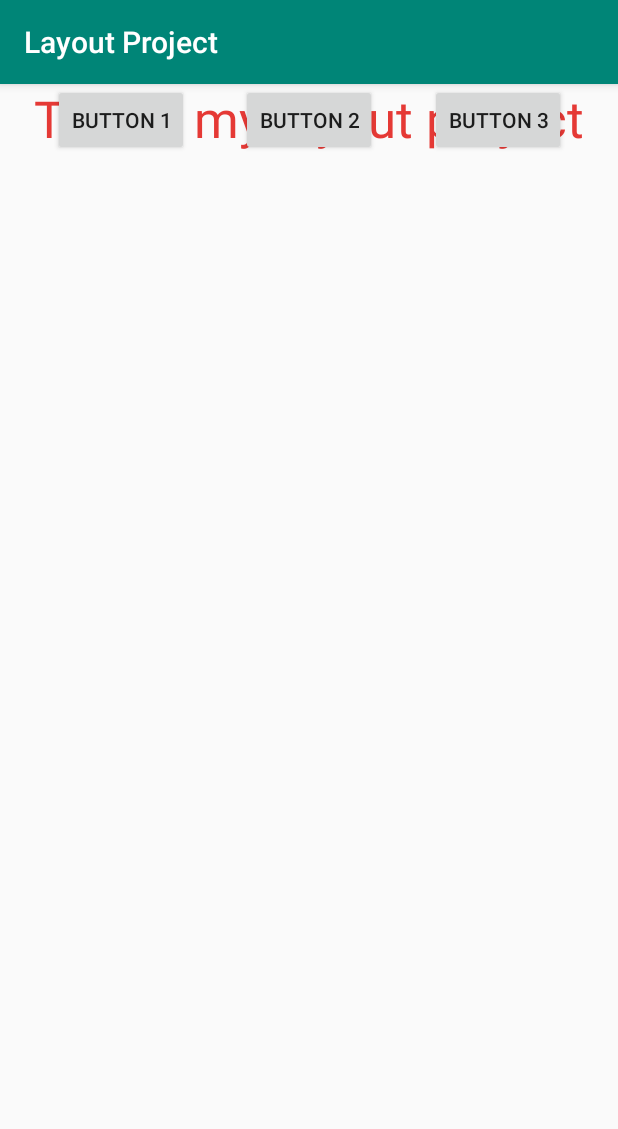
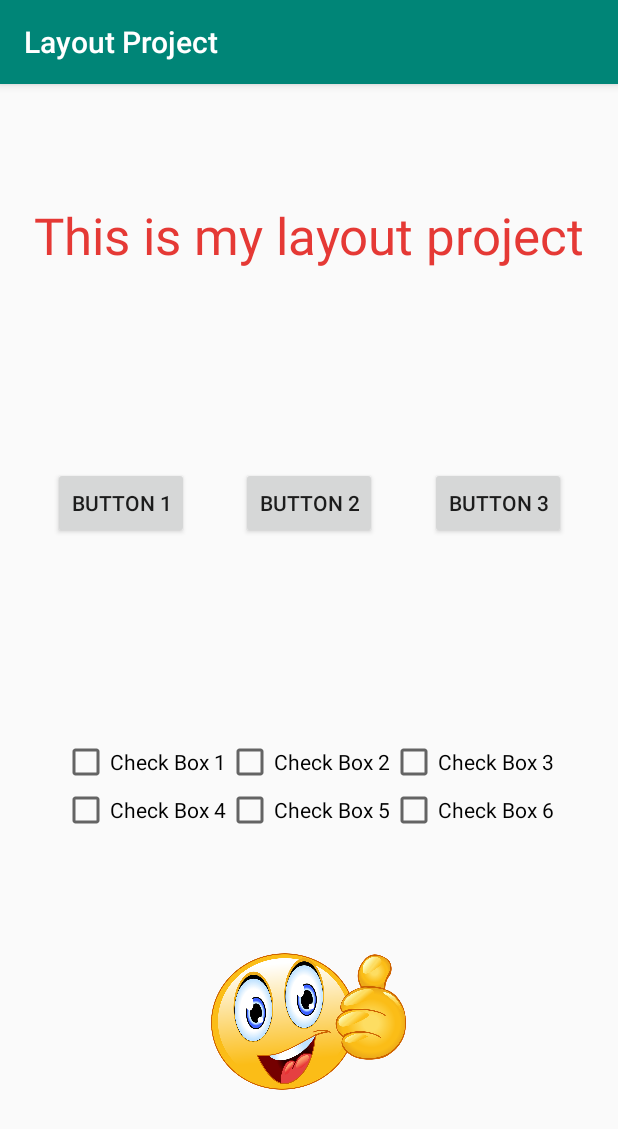
Before and after one commit to robhewison/android-programming-class, an Android app: the screen it shows after launch (MainActivity), on a phone screen of 412 x 824 dp. Shown: the top 1129 px of the screen. Run offline under Robolectric (Android 15) with nearby library versions, the phone set to English and light mode, and no system bars.

Commit message:
completed layout project

```diff
--- a/layout-project/app/src/main/res/layout/activity_main.xml
+++ b/layout-project/app/src/main/res/layout/activity_main.xml
@@ -13,37 +13,113 @@
         android:text="@string/titleTxt"
         android:textColor="#E53935"
         android:textSize="34sp"
+        app:layout_constraintBottom_toTopOf="@+id/tableLayout"
         app:layout_constraintEnd_toEndOf="parent"
         app:layout_constraintStart_toStartOf="parent"
-        tools:layout_editor_absoluteY="151dp" />
+        app:layout_constraintTop_toTopOf="parent"
+        app:layout_constraintVertical_bias="0.19999999" />
 
     <Button
         android:id="@+id/button1"
         android:layout_width="wrap_content"
         android:layout_height="wrap_content"
         android:text="@string/btn1"
+        app:layout_constraintBaseline_toBaselineOf="@+id/button2"
         app:layout_constraintEnd_toStartOf="@+id/button2"
-        app:layout_constraintHorizontal_bias="0.5"
-        app:layout_constraintStart_toStartOf="parent"
-        tools:layout_editor_absoluteY="271dp" />
+        app:layout_constraintStart_toStartOf="parent" />
 
     <Button
         android:id="@+id/button2"
         android:layout_width="wrap_content"
         android:layout_height="wrap_content"
         android:text="@string/btn2"
+        app:layout_constraintBottom_toTopOf="@+id/tableLayout"
         app:layout_constraintEnd_toStartOf="@+id/button3"
         app:layout_constraintHorizontal_bias="0.5"
         app:layout_constraintStart_toEndOf="@+id/button1"
-        tools:layout_editor_absoluteY="271dp" />
+        app:layout_constraintTop_toBottomOf="@+id/titleText" />
 
     <Button
         android:id="@+id/button3"
         android:layout_width="wrap_content"
         android:layout_height="wrap_content"
         android:text="@string/btn3"
+        app:layout_constraintBaseline_toBaselineOf="@+id/button2"
         app:layout_constraintEnd_toEndOf="parent"
         app:layout_constraintHorizontal_bias="0.5"
-        app:layout_constraintStart_toEndOf="@+id/button2"
-        tools:layout_editor_absoluteY="271dp" />
+        app:layout_constraintStart_toEndOf="@+id/button2" />
+
+    <TableLayout
+        android:id="@+id/tableLayout"
+        android:layout_width="wrap_content"
+        android:layout_height="wrap_content"
+        app:layout_constraintBottom_toBottomOf="parent"
+        app:layout_constraintEnd_toEndOf="parent"
+        app:layout_constraintHorizontal_bias="0.496"
+        app:layout_constraintStart_toStartOf="parent"
+        app:layout_constraintTop_toBottomOf="@+id/button3"
+        app:layout_constraintVertical_bias="0.32999998">
+
+        <TableRow
+            android:layout_width="match_parent"
+            android:layout_height="match_parent">
+
+            <CheckBox
+                android:id="@+id/checkBx1"
+                android:layout_width="wrap_content"
+                android:layout_height="wrap_content"
+                android:text="@string/checkbox1" />
+
+            <CheckBox
+                android:id="@+id/checkBx2"
+                android:layout_width="wrap_content"
+                android:layout_height="wrap_content"
+                android:text="@string/checkbox2" />
+
+            <CheckBox
+                android:id="@+id/checkBx3"
+                android:layout_width="wrap_content"
+                android:layout_height="wrap_content"
+                android:text="@string/checkbox3" />
+        </TableRow>
+
+        <TableRow
+            android:layout_width="match_parent"
+            android:layout_height="match_parent">
+
+            <CheckBox
+                android:id="@+id/checkBx4"
+                android:layout_width="wrap_content"
+                android:layout_height="wrap_content"
+                android:text="@string/checkbox4" />
+
+            <CheckBox
+                android:id="@+id/checkBx5"
+                android:layout_width="wrap_content"
+                android:layout_height="wrap_content"
+                android:text="@string/checkbox5" />
+
+            <CheckBox
+                android:id="@+id/checkBx6"
+                android:layout_width="wrap_content"
+                android:layout_height="wrap_content"
+                android:text="@string/checkbox6" />
+        </TableRow>
+
+    </TableLayout>
+
+    <ImageView
+        android:id="@+id/imageView"
+        android:layout_width="130dp"
+        android:layout_height="130dp"
+        android:layout_marginStart="8dp"
+        android:layout_marginEnd="8dp"
+        android:scaleType="fitCenter"
+        app:layout_constraintBottom_toBottomOf="parent"
+        app:layout_constraintEnd_toEndOf="parent"
+        app:layout_constraintHorizontal_bias="0.498"
+        app:layout_constraintStart_toStartOf="parent"
+        app:layout_constraintTop_toBottomOf="@+id/tableLayout"
+        app:layout_constraintVertical_bias="0.435"
+        app:srcCompat="@drawable/smileyface" />
 </androidx.constraintlayout.widget.ConstraintLayout>
--- a/layout-project/app/src/main/res/values/strings.xml
+++ b/layout-project/app/src/main/res/values/strings.xml
@@ -4,4 +4,10 @@
     <string name="btn1">Button 1</string>
     <string name="btn2">button 2</string>
     <string name="btn3">Button 3</string>
+    <string name="checkbox1">Check Box 1</string>
+    <string name="checkbox2">Check Box 2</string>
+    <string name="checkbox3">Check Box 3</string>
+    <string name="checkbox4">Check Box 4</string>
+    <string name="checkbox5">Check Box 5</string>
+    <string name="checkbox6">Check Box 6</string>
 </resources>
```
Also changed, not shown: layout-project/app/src/main/res/drawable/smileyface.png (added).
